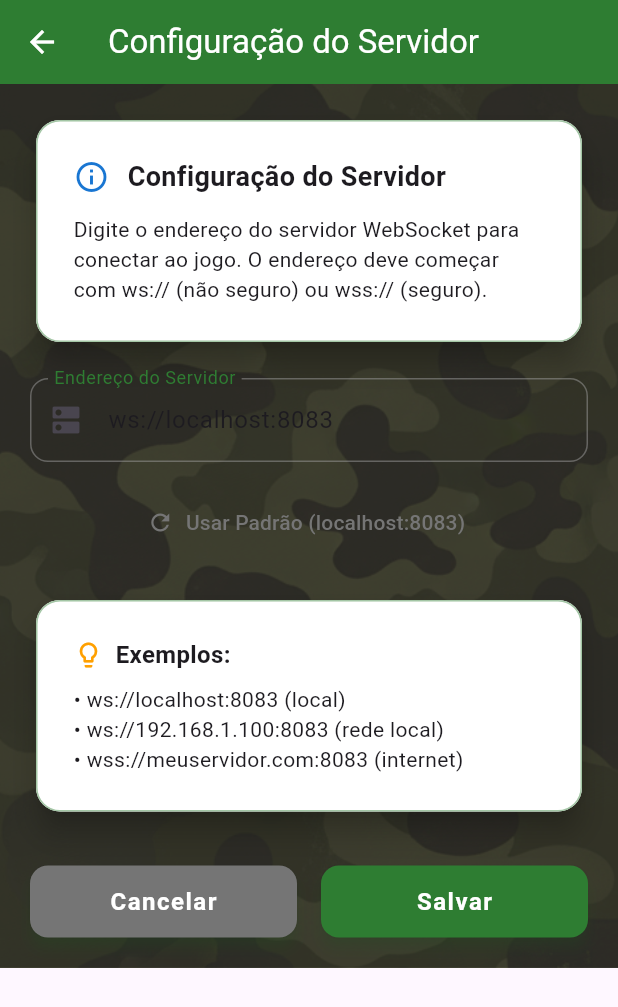
After one commit to pablogeokar/flutter-combatentes, a Flutter app: the screen it shows after launch, after a tap on "Configurar Servidor", on a phone screen of 412 x 824 dp. The commit adds this screen. Shown: the top 1007 px of the screen. Run offline on Flutter 3.47's test engine with Material 3 defaults, Android fonts, the phone set to English and light mode, and no system bars; our stand-ins replace audioplayers, flutter_riverpod; network calls fail.

Commit message:
adicionando configurações do servidor

```diff
--- a/lib/services/user_preferences.dart
+++ b/lib/services/user_preferences.dart
@@ -6,7 +6,11 @@ import 'dart:convert';
 class UserPreferences {
   static const String _fileName = 'combatentes_user.json';
   static const String _userNameKey = 'user_name';
+  static const String _serverAddressKey = 'server_address';
+  static const String _defaultServerAddress = 'ws://localhost:8083';
+
   static String? _cachedUserName;
+  static String? _cachedServerAddress;
 
   /// Obtém o arquivo de preferências no diretório atual
   static File _getPreferencesFile() {
@@ -21,6 +25,7 @@ class UserPreferences {
         final contents = await file.readAsString();
         final data = jsonDecode(contents) as Map<String, dynamic>;
         _cachedUserName = data[_userNameKey] as String?;
+        _cachedServerAddress = data[_serverAddressKey] as String?;
         return data;
       }
     } catch (e) {
@@ -61,9 +66,43 @@ class UserPreferences {
     return name;
   }
 
+  /// Salva o endereço do servidor
+  static Future<void> saveServerAddress(String address) async {
+    _cachedServerAddress = address;
+    final preferences = await _readPreferences();
+    preferences[_serverAddressKey] = address;
+    await _writePreferences(preferences);
+  }
+
+  /// Recupera o endereço do servidor salvo
+  static Future<String> getServerAddress() async {
+    if (_cachedServerAddress != null) {
+      return _cachedServerAddress!;
+    }
+
+    final preferences = await _readPreferences();
+    final address = preferences[_serverAddressKey] as String?;
+    _cachedServerAddress = address ?? _defaultServerAddress;
+    return _cachedServerAddress!;
+  }
+
   /// Remove o nome do usuário salvo
   static Future<void> clearUserName() async {
     _cachedUserName = null;
+    try {
+      final file = _getPreferencesFile();
+      if (await file.exists()) {
+        await file.delete();
+      }
+    } catch (e) {
+      // Ignora erros ao limpar
+    }
+  }
+
+  /// Remove todas as preferências salvas
+  static Future<void> clearAllPreferences() async {
+    _cachedUserName = null;
+    _cachedServerAddress = null;
     try {
       final file = _getPreferencesFile();
       if (await file.exists()) {
--- /dev/null
+++ b/lib/ui/tela_configuracao_servidor.dart
@@ -0,0 +1,236 @@
+import 'package:flutter/material.dart';
+import '../services/user_preferences.dart';
+import 'military_theme_widgets.dart';
+
+class TelaConfiguracaoServidor extends StatefulWidget {
+  const TelaConfiguracaoServidor({super.key});
+
+  @override
+  State<TelaConfiguracaoServidor> createState() =>
+      _TelaConfiguracaoServidorState();
+}
+
+class _TelaConfiguracaoServidorState extends State<TelaConfiguracaoServidor> {
+  final _formKey = GlobalKey<FormState>();
+  final _serverController = TextEditingController();
+  bool _isLoading = false;
+  bool _isSaving = false;
+
+  @override
+  void initState() {
+    super.initState();
+    _loadCurrentServer();
+  }
+
+  Future<void> _loadCurrentServer() async {
+    setState(() => _isLoading = true);
+    try {
+      final currentServer = await UserPreferences.getServerAddress();
+      _serverController.text = currentServer;
+    } catch (e) {
+      _serverController.text = 'ws://localhost:8083';
+    } finally {
+      setState(() => _isLoading = false);
+    }
+  }
+
+  Future<void> _saveServer() async {
+    if (!_formKey.currentState!.validate()) return;
+
+    setState(() => _isSaving = true);
+    try {
+      await UserPreferences.saveServerAddress(_serverController.text.trim());
+
+      if (mounted) {
+        ScaffoldMessenger.of(context).showSnackBar(
+          const SnackBar(
+            content: Text('Endereço do servidor salvo com sucesso!'),
+            backgroundColor: Colors.green,
+          ),
+        );
+        Navigator.of(context).pop(true); // Retorna true indicando que salvou
+      }
+    } catch (e) {
+      if (mounted) {
+        ScaffoldMessenger.of(context).showSnackBar(
+          SnackBar(
+            content: Text('Erro ao salvar: $e'),
+            backgroundColor: Colors.red,
+          ),
+        );
+      }
+    } finally {
+      setState(() => _isSaving = false);
+    }
+  }
+
+  String? _validateServerAddress(String? value) {
+    if (value == null || value.trim().isEmpty) {
+      return 'Por favor, digite o endereço do servidor';
+    }
+
+    final trimmed = value.trim();
+
+    // Verifica se começa com ws:// ou wss://
+    if (!trimmed.startsWith('ws://') && !trimmed.startsWith('wss://')) {
+      return 'Endereço deve começar com ws:// ou wss://';
+    }
+
+    // Verifica se tem pelo menos um domínio/IP após o protocolo
+    final withoutProtocol = trimmed.replaceFirst(RegExp(r'^wss?://'), '');
+    if (withoutProtocol.isEmpty) {
+      return 'Endereço inválido';
+    }
+
+    return null;
+  }
+
+  void _resetToDefault() {
+    _serverController.text = 'ws://localhost:8083';
+  }
+
+  @override
+  void dispose() {
+    _serverController.dispose();
+    super.dispose();
+  }
+
+  @override
+  Widget build(BuildContext context) {
+    return Scaffold(
+      appBar: AppBar(
+        title: const Text('Configuração do Servidor'),
+        backgroundColor: MilitaryThemeWidgets.primaryGreen,
+        foregroundColor: Colors.white,
+      ),
+      body: MilitaryThemeWidgets.militaryBackground(
+        child: _isLoading
+            ? const Center(child: CircularProgressIndicator())
+            : SingleChildScrollView(
+                padding: const EdgeInsets.all(20),
+                child: Form(
+                  key: _formKey,
+                  child: Column(
+                    crossAxisAlignment: CrossAxisAlignment.stretch,
+                    children: [
+                      // Explicação
+                      MilitaryThemeWidgets.militaryCard(
+                        child: Column(
+                          crossAxisAlignment: CrossAxisAlignment.start,
+                          children: [
+                            Row(
+                              children: [
+                                Icon(
+                                  Icons.info_outline,
+                                  color: Colors.blue[700],
+                                  size: 24,
+                                ),
+                                const SizedBox(width: 12),
+                                const Text(
+                                  'Configuração do Servidor',
+                                  style: TextStyle(
+                                    fontSize: 18,
+                                    fontWeight: FontWeight.bold,
+                                  ),
+                                ),
+                              ],
+                            ),
+                            const SizedBox(height: 12),
+                            const Text(
+                              'Digite o endereço do servidor WebSocket para conectar ao jogo. '
+                              'O endereço deve começar com ws:// (não seguro) ou wss:// (seguro).',
+                              style: TextStyle(fontSize: 14),
+                            ),
+                          ],
+                        ),
+                      ),
+
+                      const SizedBox(height: 20),
+
+                      // Campo de endereço do servidor
+                      MilitaryThemeWidgets.militaryTextField(
+                        controller: _serverController,
+                        labelText: 'Endereço do Servidor',
+                        hintText: 'ws://localhost:8083',
+                        prefixIcon: Icons.dns,
+                        validator: _validateServerAddress,
+                      ),
+
+                      const SizedBox(height: 16),
+
+                      // Botão para resetar para padrão
+                      TextButton.icon(
+                        onPressed: _resetToDefault,
+                        icon: const Icon(Icons.refresh),
+                        label: const Text('Usar Padrão (localhost:8083)'),
+                        style: TextButton.styleFrom(
+                          foregroundColor: Colors.grey[600],
+                        ),
+                      ),
+
+                      const SizedBox(height: 24),
+
+                      // Exemplos
+                      MilitaryThemeWidgets.militaryCard(
+                        child: Column(
+                          crossAxisAlignment: CrossAxisAlignment.start,
+                          children: [
+                            Row(
+                              children: [
+                                Icon(
+                                  Icons.lightbulb_outline,
+                                  color: Colors.amber[700],
+                                  size: 20,
+                                ),
+                                const SizedBox(width: 8),
+                                const Text(
+                                  'Exemplos:',
+                                  style: TextStyle(
+                                    fontSize: 16,
+                                    fontWeight: FontWeight.bold,
+                                  ),
+                                ),
+                              ],
+                            ),
+                            const SizedBox(height: 8),
+                            const Text('• ws://localhost:8083 (local)'),
+                            const Text(
+                              '• ws://192.168.1.100:8083 (rede local)',
+                            ),
+                            const Text(
+                              '• wss://meuservidor.com:8083 (internet)',
+                            ),
+                          ],
+                        ),
+                      ),
+
+                      const SizedBox(height: 32),
+
+                      // Botões de ação
+                      Row(
+                        children: [
+                          Expanded(
+                            child: MilitaryThemeWidgets.militaryButton(
+                              onPressed: () => Navigator.of(context).pop(),
+                              text: 'Cancelar',
+                              backgroundColor: Colors.grey[600],
+                            ),
+                          ),
+                          const SizedBox(width: 16),
+                          Expanded(
+                            child: MilitaryThemeWidgets.militaryButton(
+                              onPressed: _isSaving ? null : _saveServer,
+                              text: 'Salvar',
+                              isLoading: _isSaving,
+                            ),
+                          ),
+                        ],
+                      ),
+                    ],
+                  ),
+                ),
+              ),
+      ),
+    );
+  }
+}
--- a/lib/ui/tela_nome_usuario.dart
+++ b/lib/ui/tela_nome_usuario.dart
@@ -2,6 +2,7 @@ import 'package:flutter/material.dart';
 import '../services/user_preferences.dart';
 import 'tela_jogo.dart';
 import 'military_theme_widgets.dart';
+import 'tela_configuracao_servidor.dart';
 
 /// Tela para o usuário inserir seu nome
 class TelaNomeUsuario extends StatefulWidget {
@@ -62,6 +63,12 @@ class _TelaNomeUsuarioState extends State<TelaNomeUsuario> {
     }
   }
 
+  Future<void> _showServerConfig() async {
+    await Navigator.of(context).push(
+      MaterialPageRoute(builder: (context) => const TelaConfiguracaoServidor()),
+    );
+  }
+
   @override
   void dispose() {
     _nomeController.dispose();
@@ -117,6 +124,17 @@ class _TelaNomeUsuarioState extends State<TelaNomeUsuario> {
                         isLoading: _isLoading,
                         width: double.infinity,
                       ),
+                      const SizedBox(height: 12),
+
+                      // Botão de configuração do servidor
+                      TextButton.icon(
+                        onPressed: _isLoading ? null : _showServerConfig,
+                        icon: const Icon(Icons.dns, size: 18),
+                        label: const Text('Configurar Servidor'),
+                        style: TextButton.styleFrom(
+                          foregroundColor: Colors.grey[600],
+                        ),
+                      ),
                       const SizedBox(height: 16),
 
                       // Informações adicionais
```
Also changed, not shown: lib/providers.dart (+5 -6 lines), lib/ui/tela_jogo.dart (+24 -30 lines), assets/images/pecas/agenteSecreto.png, assets/images/pecas/cabo.png, assets/images/pecas/cabo_old.png (added), assets/images/pecas/capitao.png, assets/images/pecas/coronel.png, assets/images/pecas/general.png, assets/images/pecas/major.png, assets/images/pecas/minaTerrestre.png, assets/images/pecas/prisioneiro.png, assets/images/pecas/sargento.png, 2 other files.
